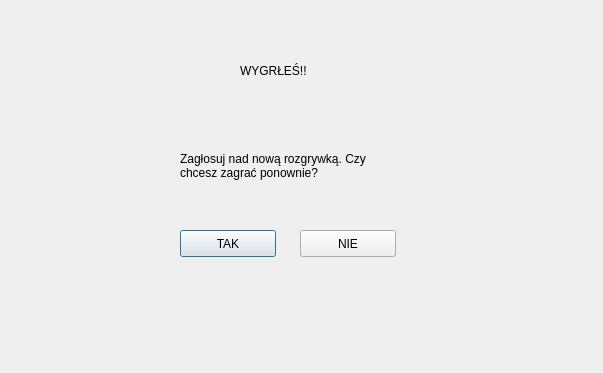
First picture: the form in client/dialog.ui, repository KANF04/lab_sieci_projekt, before the edit.
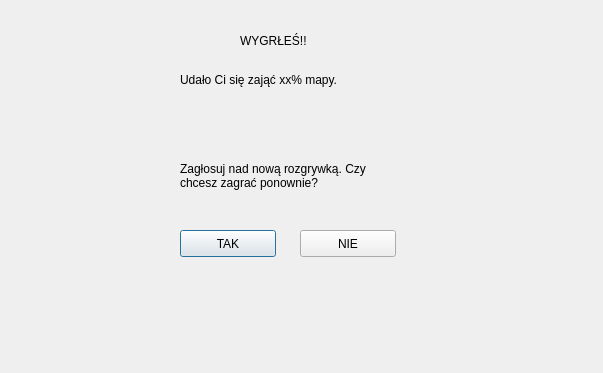
Second picture: the form after the edit.

Commit message: end-game statistics of coveraged map

The edit to the form file:
```diff
--- a/client/dialog.ui
+++ b/client/dialog.ui
@@ -43,7 +43,7 @@
    <property name="geometry">
     <rect>
      <x>180</x>
-     <y>130</y>
+     <y>140</y>
      <width>221</width>
      <height>71</height>
     </rect>
@@ -59,7 +59,7 @@
    <property name="geometry">
     <rect>
      <x>240</x>
-     <y>50</y>
+     <y>20</y>
      <width>101</width>
      <height>41</height>
     </rect>
@@ -68,6 +68,19 @@
     <string>WYGRŁEŚ!!</string>
    </property>
   </widget>
+  <widget class="QLabel" name="statisticsLabel">
+   <property name="geometry">
+    <rect>
+     <x>180</x>
+     <y>70</y>
+     <width>271</width>
+     <height>19</height>
+    </rect>
+   </property>
+   <property name="text">
+    <string>Udało Ci się zająć xx% mapy.</string>
+   </property>
+  </widget>
  </widget>
  <resources/>
  <connections/>
```
The commit also changes 4 other files.
